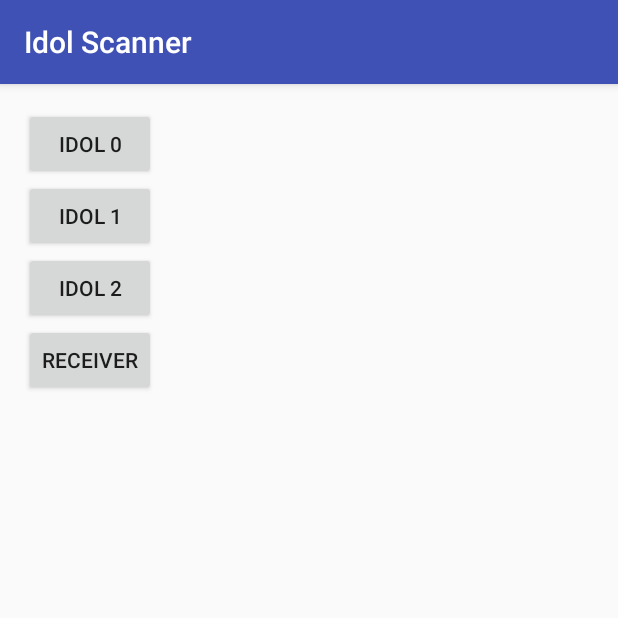
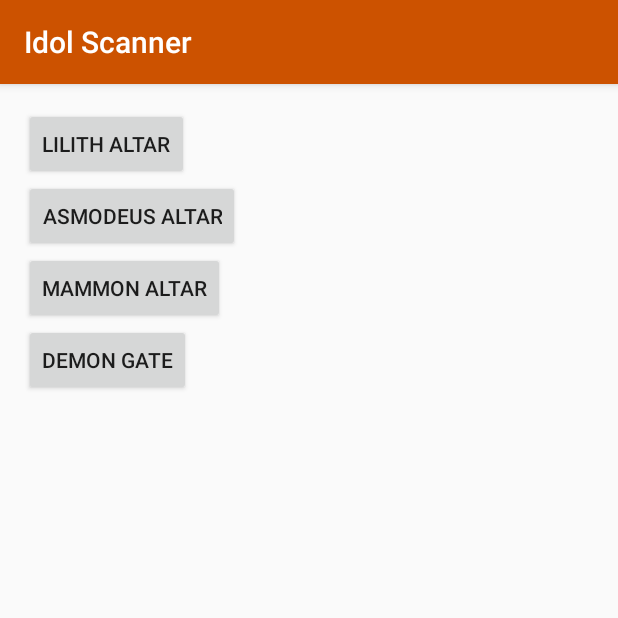
Before and after one commit to Torchid/Idol-Scanner, an Android app: the screen it shows after launch (MainActivity), on a phone screen of 412 x 824 dp, the top half of it. Run offline under Robolectric (Android 15) with nearby library versions, the phone set to English and light mode, and no system bars.

Commit message:
Stlye the receiver to look like a helldate

```diff
--- a/app/src/main/res/values/colors.xml
+++ b/app/src/main/res/values/colors.xml
@@ -1,6 +1,7 @@
 <?xml version="1.0" encoding="utf-8"?>
 <resources>
-    <color name="colorPrimary">#3F51B5</color>
-    <color name="colorPrimaryDark">#303F9F</color>
-    <color name="colorAccent">#FF4081</color>
+    <color name="colorPrimary">#cc5200</color>
+    <color name="colorPrimaryDark">#993d00</color>
+    <color name="colorAccent">#ff3300</color>
+    <color name="gateText">#ffff99</color>
 </resources>
--- a/app/src/main/res/values/strings.xml
+++ b/app/src/main/res/values/strings.xml
@@ -2,16 +2,16 @@
     <string name="app_name">Idol Scanner</string>
 
     <!--Interface Labels-->
-    <string name="idol_0">Idol 0</string>
-    <string name="idol_1">Idol 1</string>
-    <string name="idol_2">Idol 2</string>
-    <string name="receiver">Receiver</string>
+    <string name="idol_0">Lilith Altar</string>
+    <string name="idol_1">Asmodeus Altar</string>
+    <string name="idol_2">Mammon Altar</string>
+    <string name="receiver">Demon Gate</string>
     <string name="scanning">Scanning for NFC tag...</string>
 
     <!--Keywords-->
-    <string name="key0">ghost</string>
-    <string name="key1">dragon</string>
-    <string name="key2">witch</string>
-    <string name="title_activity_receiver">ReceiverActivity</string>
+    <string name="key0">druid</string>
+    <string name="key1">samurai</string>
+    <string name="key2">valkyrie</string>
+    <string name="title_activity_receiver">Demon Gate</string>
     <string name="title_activity_scanner">ScannerActivity</string>
 </resources>
```
Also changed, not shown: app/src/main/res/layout/activity_receiver.xml (+7 -4 lines), app/src/main/res/drawable/hellfire.jpg (added).
